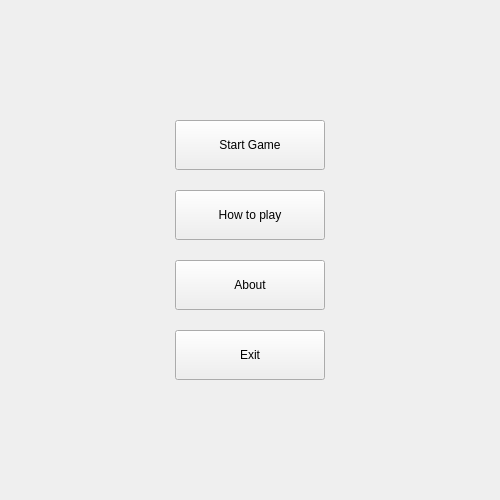
Qt form src/menu.ui (giansimo94/BreakTheWall) before a commit.
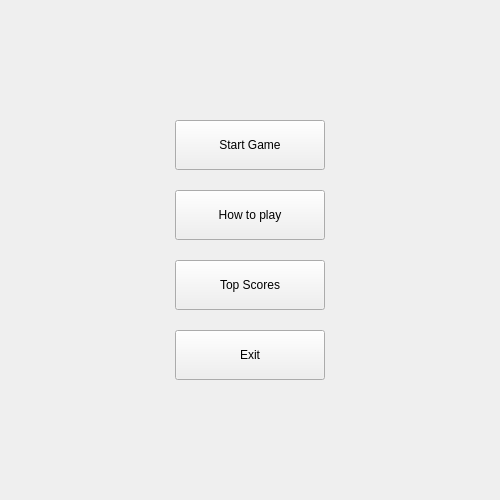
The same form after that commit.

```diff
--- a/src/menu.ui
+++ b/src/menu.ui
@@ -72,7 +72,7 @@
      </rect>
     </property>
     <property name="text">
-     <string>About</string>
+     <string>Top Scores</string>
     </property>
    </widget>
   </widget>
```
Left out of the diff: 2 changed lines with no effect on the pictures.
